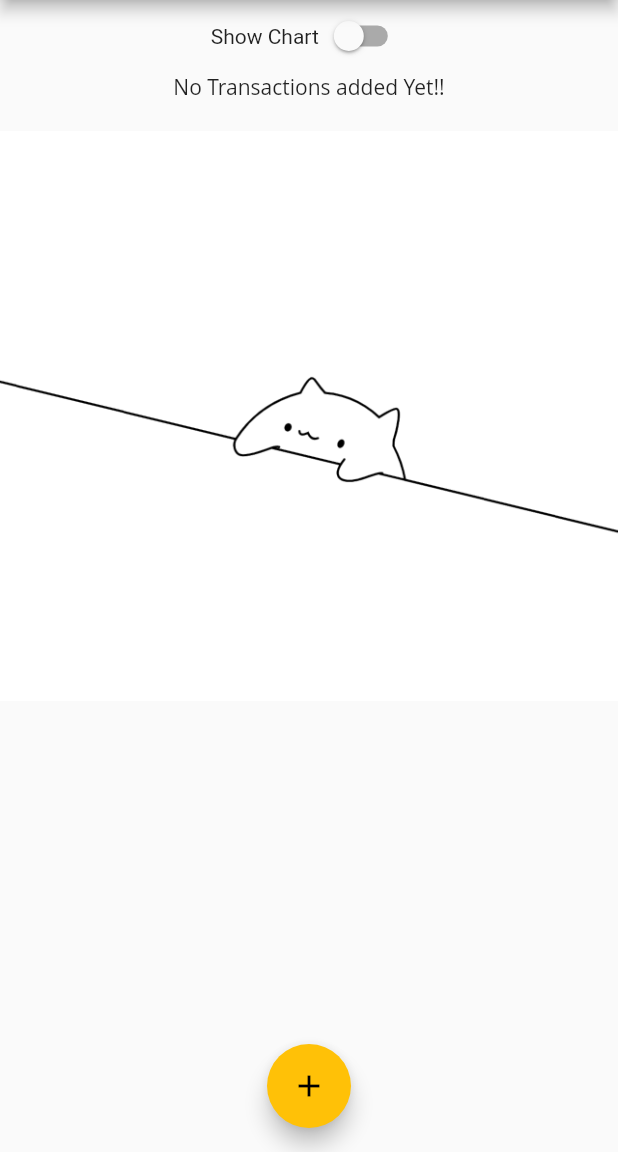
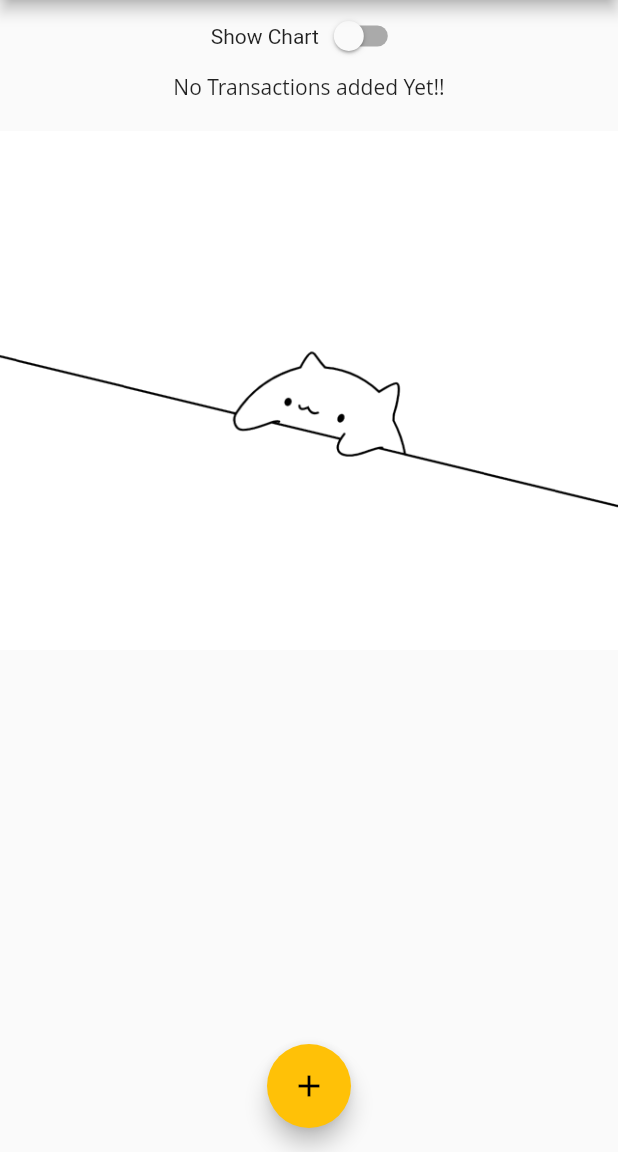
Before and after one commit to marizvi/Expense_App, a Flutter app: the screen it shows after launch, on a phone screen of 412 x 824 dp, the part 84-1236 px from its top. Run offline on Flutter 3.47's test engine with Material 2 defaults, Android fonts, the phone set to English and light mode, and no system bars; Roboto replaces fonts that are missing (Open Sans).

Commit message:
Switvh added

```diff
--- a/lib/main.dart
+++ b/lib/main.dart
@@ -156,13 +156,16 @@ bool _showChart = false;
             ),
            _showChart ?
            Container(
-             height: MediaQuery.of(context).size.height*0.22,
+             height: MediaQuery.of(context).size.height*0.6,
              child:
            Chart(_recentTransactions),
            ):
 
                 // UserTransaction(),
-                TransactionList(_usertransaction,_deleteTransaction),
+                Container(
+                  height: MediaQuery.of(context).size.height*0.6,
+                child: TransactionList(_usertransaction,_deleteTransaction),
+                )
 
         ]
       )
--- a/lib/widgets/chart.dart
+++ b/lib/widgets/chart.dart
@@ -62,7 +62,7 @@ double get totalSpending{
       Container( // just to set padding
         padding: EdgeInsets.all(4),
         child:
-       Row(
+       Row( // row will occupy height of the largest bar
         mainAxisAlignment: MainAxisAlignment.spaceAround,
         children: groupedTransactionValues.map((data){
             // return Text(data['day'] + ':' + data['amount'].toString(),);
--- a/lib/widgets/transaction_list.dart
+++ b/lib/widgets/transaction_list.dart
@@ -16,7 +16,9 @@ TransactionList(this.transactions, this.deleteTx);
             Container(
             height: MediaQuery.of(context).size.height * 0.7,
             child:transactions.isEmpty?
-            Column(children: [
+            LayoutBuilder(builder: (ctx,constraints){
+
+              return Column(children: [
               Text('No Transactions added Yet!!',
               style: TextStyle(fontFamily: 'Open Sans'),
               ),
@@ -26,14 +28,16 @@ TransactionList(this.transactions, this.deleteTx);
               ),
 
               Container(
-                height: 380,
+                height: constraints.maxHeight*0.7,
                 width: double.infinity,
               child: Image.asset('assets/images/img1.png',
               fit: BoxFit.cover
               ),
               )
 
-            ],)
+            ],);
+            })
+
              : ListView.builder(
               itemBuilder: (ctx,index){
                 return Card(
```
